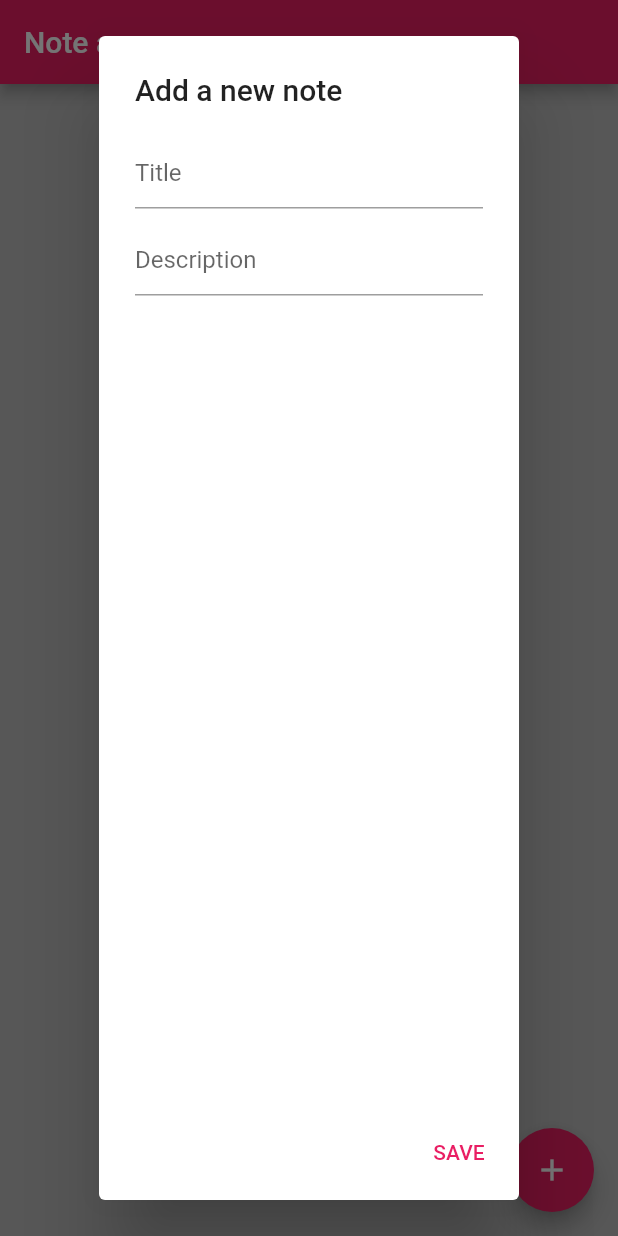
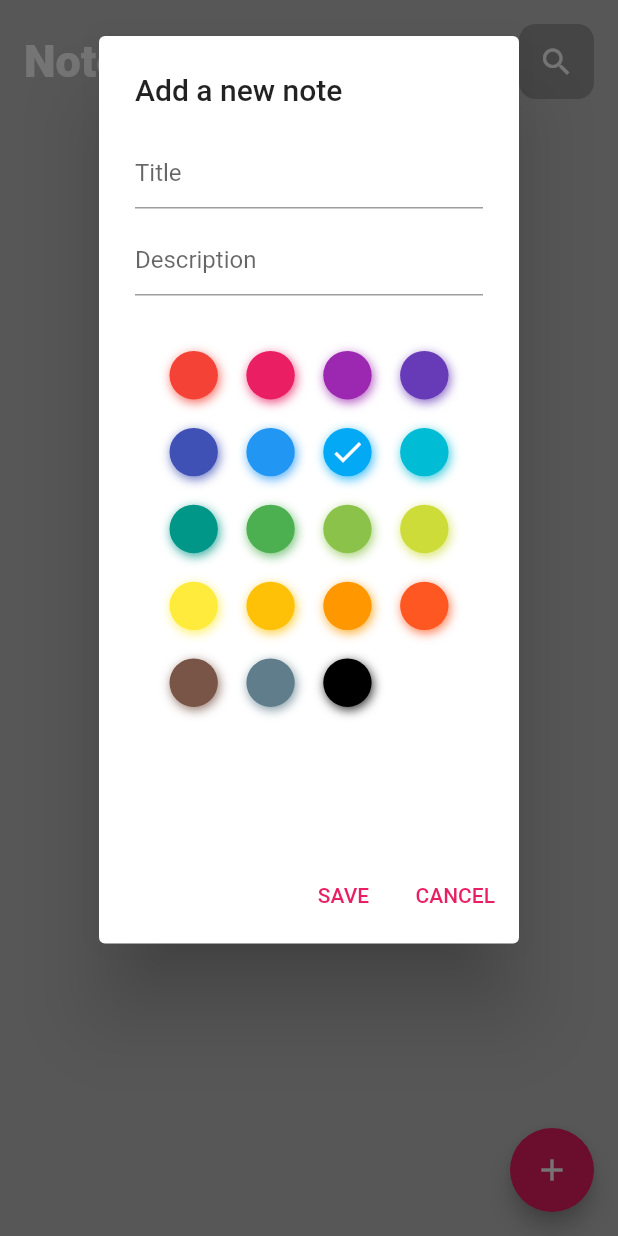
Before and after one commit to MyCode-start/notes_withcubit-, a Flutter app: the screen it shows after launch, after a tap on the "add" icon, on a phone screen of 412 x 824 dp. Run offline on Flutter 3.47's test engine with Material 2 defaults, Android fonts, the phone set to English and light mode, and no system bars; drawn by our look-alikes of flutter_colorpicker; our stand-ins replace bloc, flutter_bloc, sqflite; accounts and stored records are empty.

Commit message:
Changes made

```diff
--- a/lib/cubit_integration/notes_manage_cubit.dart
+++ b/lib/cubit_integration/notes_manage_cubit.dart
@@ -23,6 +23,7 @@ class NotesManageCubit extends Cubit<NotesManageState> {
 
   }
 
+
   void delNotes (int index) async{
     await DBhelper().delData(index);
     List <Map<String, dynamic>> myData = await DBhelper().fetchData();
--- a/lib/db_helper.dart
+++ b/lib/db_helper.dart
@@ -54,6 +54,7 @@ class DBhelper {
         dialogueTable, where: '$columnId = ?', whereArgs: [id.toString()]);
   }
 
+
   //For user table
 
   void signupadddata(String name, String email, String mobile,
--- a/lib/main.dart
+++ b/lib/main.dart
@@ -1,6 +1,7 @@
 import 'package:flutter/material.dart';
 import 'package:flutter_bloc/flutter_bloc.dart';
 import 'cubit_integration/notes_manage_cubit.dart';
+import 'new_home_page.dart';
 import 'notes_home_cubit.dart';
 
 
@@ -23,7 +24,7 @@ class MyApp extends StatelessWidget {
       theme: ThemeData(
         primarySwatch: Colors.pink,
       ),
-      home: mainnotespagefromprovider(),
+      home: newmainnotespagefromprovider(),
     ),
     );
   }
--- /dev/null
+++ b/lib/new_home_page.dart
@@ -0,0 +1,461 @@
+import 'dart:math';
+
+import 'package:flutter/material.dart';
+import 'package:flutter_bloc/flutter_bloc.dart';
+import 'package:flutter_staggered_grid_view/flutter_staggered_grid_view.dart';
+import 'package:notes_cubit/show_notes.dart';
+import '../db_helper.dart';
+import 'cubit_integration/notes_manage_cubit.dart';
+import 'package:flutter_colorpicker/flutter_colorpicker.dart';
+
+
+
+class newmainnotespagefromprovider extends StatefulWidget {
+
+  @override
+  State<newmainnotespagefromprovider> createState() => _newmainnotespagefromproviderState();
+}
+
+
+class _newmainnotespagefromproviderState extends State<newmainnotespagefromprovider> {
+
+  var titlecontroller = TextEditingController();
+  var descriptioncontroller = TextEditingController();
+  var title;
+  var desc;
+  var orientation;
+  Color mycolor = Colors.lightBlue;
+
+  var arrcolor = [
+
+    /*{'bgcolor' : Color(0xffFFAB91)},
+    {'bgcolor' : Color(0xffFFCC80)} ,
+    {'bgcolor' : Color(0xffE6EE9B)} ,
+    {'bgcolor' : Color(0xff80DEEA)},
+    {'bgcolor' :  Color(0xffCF93D9)},
+    {'bgcolor' : Color(0xff80CBC4)} ,
+    {'bgcolor' : Color(0xffF48FB1)} ,*/
+
+    Color(0xffFFAB91),
+    Color(0xffFFCC80),
+    Color(0xffE6EE9B),
+    Color(0xff80DEEA),
+    Color(0xffCF93D9),
+    Color(0xff80CBC4),
+    Color(0xffF48FB1),
+
+
+  ];
+
+
+
+
+
+
+  @override
+  void initState() {
+    BlocProvider.of<NotesManageCubit>(context).getNotes();
+    super.initState();
+  }
+
+
+  @override
+  Widget build(BuildContext context) {
+    var mq = MediaQuery.of(context);
+    var orientation = mq.orientation;
+    return SafeArea(
+      child: Scaffold(
+          backgroundColor: Colors.black26,
+          body: Column(
+            children: [
+              uiheader(),
+              Container(
+                child: orientation == Orientation.portrait ?
+                BodyContentPotraite(context) : BodyContentLandscape(context),
+              )
+            ],
+          ),
+          floatingActionButton: FloatingActionButton(onPressed: () {
+
+            showDialog( context: context, builder: (BuildContext context) {
+              return SingleChildScrollView(
+                child: AlertDialog(
+                  title: Text('Add a new note'),
+                  content: Container(
+                    height: 450,
+                    child: Column(
+                      children: [
+                        TextField(
+                          controller: titlecontroller,
+                          decoration: InputDecoration(hintText: 'Title'),
+                        ),
+                        SizedBox(height: 10),
+                        TextField(
+                          controller: descriptioncontroller,
+                          decoration: InputDecoration(hintText: 'Description'),
+                        ),
+                        SizedBox(height: 30),
+                        Container(
+                          width: 200,
+                          height: 300,
+                          child: BlockPicker(
+                            pickerColor: mycolor, //default color
+                            onColorChanged: (Color color){ //on color picked
+                              setState(() {
+                                mycolor = color;
+                              });
+                            },
+                          ),
+                        ),
+
+
+                        /*Row(
+                          children: [
+                            InkWell(
+                              onTap: () {
+                                selectedcolor = 1;
+
+                              },
+                              child: Container(
+                                width: 25,
+                                height: 25,
+                                decoration: BoxDecoration(
+                                  borderRadius: BorderRadius.circular(12.5),
+                                  color: Color(0xffFFAB91),
+                                ),
+                              ),
+                            ),
+
+                            SizedBox(width: 10),
+                            Container(
+                              width: 25,
+                              height: 25,
+                              decoration: BoxDecoration(
+                                borderRadius: BorderRadius.circular(12.5),
+                                color:  Color(0xffFFCC80),
+                              ),
+                            ),
+                            SizedBox(width: 10),
+                            Container(
+                              width: 25,
+                              height: 25,
+                              decoration: BoxDecoration(
+                                borderRadius: BorderRadius.circular(12.5),
+                                color:     Color(0xffE6EE9B),
+                              ),
+                            ),
+                            SizedBox(width: 10),
+                            Container(
+                              width: 25,
+                              height: 25,
+                              decoration: BoxDecoration(
+                                borderRadius: BorderRadius.circular(12.5),
+                                color:  Color(0xff80DEEA),
+                              ),
+                            ),
+                            SizedBox(width: 10),
+                            Container(
+                              width: 25,
+                              height: 25,
+                              decoration: BoxDecoration(
+                                borderRadius: BorderRadius.circular(12.5),
+                                color:   Color(0xffCF93D9),
+                              ),
+                            ),
+                            SizedBox(width: 10),
+                            Container(
+                              width: 25,
+                              height: 25,
+                              decoration: BoxDecoration(
+                                borderRadius: BorderRadius.circular(12.5),
+                                color: Color(0xff80CBC4),
+                              ),
+                            ),
+                            SizedBox(width: 10),
+                            Container(
+                              width: 25,
+                              height: 25,
+                              decoration: BoxDecoration(
+                                borderRadius: BorderRadius.circular(12.5),
+                                color:  Color(0xffF48FB1),
+                              ),
+                            ),
+                          ],
+                        )*/
+
+                      ],
+                    ),
+                  ),
+                  actions: [
+                    TextButton(
+                      onPressed: () {
+                        title = titlecontroller.text.toString();
+                        desc = descriptioncontroller.text.toString();
+
+                        BlocProvider.of<NotesManageCubit>(context).addNotes(title, desc);
+                        Navigator.pop(context);
+
+                      },
+                      child: Text('SAVE'),
+                    ),
+
+                    TextButton(
+                      onPressed: () {
+
+                        Navigator.pop(context);
+
+                      },
+                      child: Text('CANCEL'),
+                    ),
+                  ],
+                ),
+              );
+
+            },
+            );
+
+          },
+              child: Icon(Icons.add)
+
+          )
+
+      ),
+    );
+  }
+
+
+  Widget uiheader() {
+    return Padding(
+      padding: const EdgeInsets.all(16.0),
+      child: Row(
+        mainAxisAlignment: MainAxisAlignment.spaceBetween,
+        children: [
+          Text('Notes', style: TextStyle(fontWeight: FontWeight.w800,
+              color: Colors.white, fontSize: 30)),
+          Container(
+              width: 50,
+              height: 50,
+              decoration: BoxDecoration(
+                borderRadius: BorderRadius.circular(11),
+                color: Colors.black.withOpacity(0.2),
+              ),
+              child: Icon(Icons.search, color: Colors.white))
+        ],
+      ),
+    );
+  }
+
+
+  Widget BodyContentPotraite(BuildContext context) {
+    return BlocBuilder<NotesManageCubit, NotesManageState>(
+      builder: (context, state) {
+        return Expanded(
+            child: GridView.custom(
+              gridDelegate: SliverQuiltedGridDelegate(
+                crossAxisCount: 4,
+                mainAxisSpacing: 4,
+                crossAxisSpacing: 4,
+                repeatPattern: QuiltedGridRepeatPattern.inverted,
+                pattern: [
+                  QuiltedGridTile(2, 2),
+                  QuiltedGridTile(2, 2),
+                  QuiltedGridTile(2, 4),
+                  QuiltedGridTile(3, 2),
+                  QuiltedGridTile(2, 2),
+                ],
+              ),
+              childrenDelegate: SliverChildBuilderDelegate(
+                    (context, index) =>
+                    Padding(
+                      padding: const EdgeInsets.all(8.0),
+                      child: InkWell(
+
+                        onTap: () {
+                          Navigator.pushReplacement(
+                              context, MaterialPageRoute(builder: ((context) =>
+                              notesecondpage(index: index))));
+                        },
+
+                        onLongPress: () {
+                          showDialog(
+                            context: context, builder: (BuildContext context) {
+                            return AlertDialog(
+                                title: Text('Delete'),
+                                content: Text(
+                                    'Are you sure you want to delete the text'),
+                                actions: [
+                                  TextButton(
+
+                                    onPressed: () {
+                                      BlocProvider.of<NotesManageCubit>(context).
+                                      delNotes(state.myData[index][DBhelper()
+                                          .columnId]);
+
+                                      Navigator.pop(context);
+                                    }, child: Text('Delete'),
+
+
+                                  ),
+                                  TextButton(
+
+                                    onPressed: () {
+                                      Navigator.pop(context);
+                                    }, child: Text('Cancel'),
+                                  )
+                                ]
+                            );
+                          },
+                          );
+                        }, child: Container(
+                        decoration: BoxDecoration(
+                          borderRadius: BorderRadius.circular(15),
+                          color: mycolor,
+                        ),
+                        child: SingleChildScrollView(
+                          child: Container(
+                            child: Column(
+                              mainAxisAlignment: MainAxisAlignment.center,
+                              children: [
+                                Padding(
+                                  padding: const EdgeInsets.all(8.0),
+                                  child: Text(
+                                    state.myData[index][DBhelper().columnTitle],
+                                    style: TextStyle(
+                                        fontSize: 21,
+                                        fontWeight: FontWeight.bold),),
+                                ),
+                                Padding(
+                                  padding: const EdgeInsets.all(8.0),
+                                  child: Text(
+                                      state.myData[index][DBhelper()
+                                          .columnDesc],
+                                      style: TextStyle(fontSize: 15)),
+                                ),
+                              ],
+                            ),
+                          ),
+                        ),
+
+                      ),
+                      ),
+                    ),
+
+                childCount: state.myData.length,
+              ),
+            )
+
+        );
+      },
+    );
+  }
+
+
+
+
+
+
+  Widget BodyContentLandscape(BuildContext context) {
+    return BlocBuilder<NotesManageCubit, NotesManageState>(
+        builder: (context, state) {
+          return Expanded(
+        child: GridView.custom(
+          gridDelegate: SliverQuiltedGridDelegate(
+            crossAxisCount: 4,
+            mainAxisSpacing: 4,
+            crossAxisSpacing: 4,
+            repeatPattern: QuiltedGridRepeatPattern.inverted,
+            pattern: [
+              QuiltedGridTile(1, 2),
+              QuiltedGridTile(1, 2),
+              QuiltedGridTile(2, 4),
+              QuiltedGridTile(2, 2),
+              QuiltedGridTile(2, 2),
+            ],
+          ),
+          childrenDelegate: SliverChildBuilderDelegate(
+                (context, index) =>
+                Padding(
+                  padding: const EdgeInsets.all(8.0),
+                  child: InkWell(
+
+                    onTap: () {
+                      Navigator.pushReplacement(
+                          context, MaterialPageRoute(builder: ((context) =>
+                          notesecondpage(index: index))));
+                    },
+
+                    onLongPress: () {
+                      showDialog(
+                        context: context, builder: (BuildContext context) {
+                        return AlertDialog(
+                            title: Text('Delete'),
+                            content: Text(
+                                'Are you sure you want to delete the text'),
+                            actions: [
+                              TextButton(
+
+                                onPressed: () {
+                                  BlocProvider.of<NotesManageCubit>(context)
+                                      .
+                                  delNotes(state.myData[index][DBhelper()
+                                      .columnId]);
+
+                                  Navigator.pop(context);
+                                }, child: Text('Delete'),
+
+
+                              ),
+                              TextButton(
+
+                                onPressed: () {
+                                  Navigator.pop(context);
+                                }, child: Text('Cancel'),
+                              )
+                            ]
+                        );
+                      },
+                      );
+                    }, child: Container(
+                    decoration: BoxDecoration(
+                      borderRadius: BorderRadius.circular(15),
+                      color: Colors.greenAccent,
+                    ),
+                    child: SingleChildScrollView(
+                      child: Container(
+                        child: Column(
+                          mainAxisAlignment: MainAxisAlignment.center,
+                          children: [
+                            Padding(
+                              padding: const EdgeInsets.all(8.0),
+                              child: Text(
+                                state.myData[index][DBhelper().columnTitle],
+                                style: TextStyle(
+                                    fontSize: 21,
+                                    fontWeight: FontWeight.bold),),
+                            ),
+                            Padding(
+                              padding: const EdgeInsets.all(8.0),
+                              child: Text(
+                                  state.myData[index][DBhelper()
+                                      .columnDesc],
+                                  style: TextStyle(fontSize: 15)),
+                            ),
+                          ],
+                        ),
+                      ),
+                    ),
+
+                  ),
+                  ),
+                ),
+
+            childCount: state.myData.length,
+          ),
+        )
+
+    );
+  }
+  );
+}
+
+}
--- a/pubspec.yaml
+++ b/pubspec.yaml
@@ -28,6 +28,7 @@ environment:
 # the latest version available on pub.dev. To see which dependencies have newer
 # versions available, run `flutter pub outdated`.
 dependencies:
+  flutter_colorpicker: ^1.0.3
   shared_preferences: ^2.1.2
   flutter:
     sdk: flutter
@@ -36,6 +37,8 @@ dependencies:
   # The following adds the Cupertino Icons font to your application.
   # Use with the CupertinoIcons class for iOS style icons.
   cupertino_icons: ^1.0.2
+  #staggered_grid_view_flutter:
+  flutter_staggered_grid_view: ^0.6.2
   sqflite: ^2.2.6
   path_provider: ^2.0.14
   permission_handler: ^9.2.0
```
Also changed, not shown: lib/notes_home_cubit.dart (+10 -5 lines), lib/show_notes.dart (+40 -29 lines), pubspec.lock.
